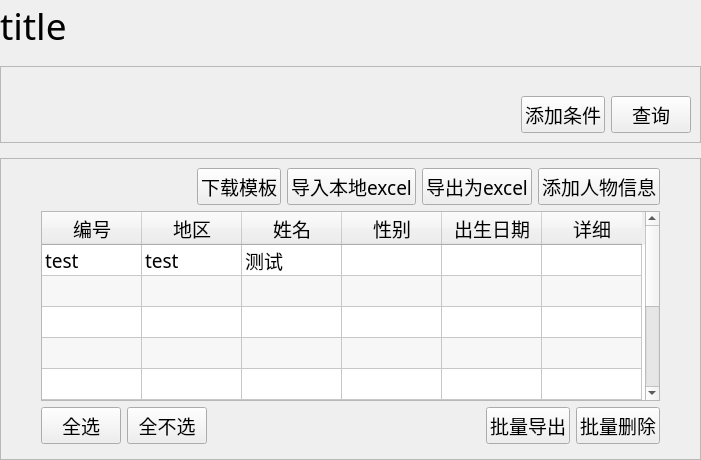
Qt form ui/page_elements/search_page/page.ui (ArcherLuo233/election-s-prediction) before a commit.
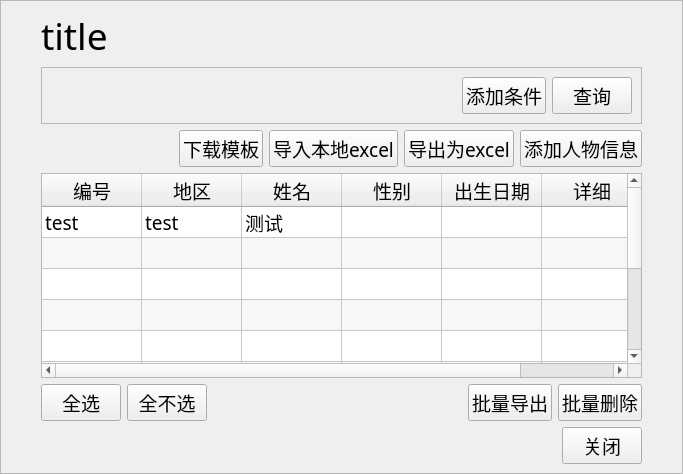
The same form after that commit. Custom widgets are drawn as their Qt base class.

Commit message: 添加关闭按钮

What changed in the file:
```diff
--- a/ui/page_elements/search_page/page.ui
+++ b/ui/page_elements/search_page/page.ui
@@ -6,8 +6,8 @@
    <rect>
     <x>0</x>
     <y>0</y>
-    <width>701</width>
-    <height>460</height>
+    <width>683</width>
+    <height>474</height>
    </rect>
   </property>
   <property name="font">
@@ -36,6 +36,18 @@
     <number>0</number>
    </property>
    <item>
+    <widget class="QFrame" name="frame_2">
+     <property name="frameShape">
+      <enum>QFrame::StyledPanel</enum>
+     </property>
+     <layout class="QVBoxLayout" name="verticalLayout_2">
+      <property name="leftMargin">
+       <number>40</number>
+      </property>
+      <property name="rightMargin">
+       <number>40</number>
+      </property>
+      <item>
     <widget class="QLabel" name="label_title">
      <property name="font">
       <font>
@@ -70,7 +82,7 @@
           <property name="sizeHint" stdset="0">
            <size>
             <width>40</width>
-            <height>20</height>
+               <height>0</height>
            </size>
           </property>
          </spacer>
@@ -118,18 +130,6 @@
     </widget>
    </item>
    <item>
-    <widget class="QFrame" name="frame_2">
-     <property name="frameShape">
-      <enum>QFrame::StyledPanel</enum>
-     </property>
-     <layout class="QVBoxLayout" name="verticalLayout_2">
-      <property name="leftMargin">
-       <number>40</number>
-      </property>
-      <property name="rightMargin">
-       <number>40</number>
-      </property>
-      <item>
        <layout class="QHBoxLayout" name="horizontalLayout">
         <item>
          <spacer name="horizontalSpacer_2">
@@ -336,7 +336,34 @@
        </layout>
       </item>
       <item>
+       <layout class="QHBoxLayout" name="horizontalLayout_4">
+        <item>
        <widget class="PageController" name="page_controller" native="true"/>
+        </item>
+        <item>
+         <spacer name="horizontalSpacer_4">
+          <property name="orientation">
+           <enum>Qt::Horizontal</enum>
+          </property>
+          <property name="sizeHint" stdset="0">
+           <size>
+            <width>40</width>
+            <height>20</height>
+           </size>
+          </property>
+         </spacer>
+        </item>
+        <item>
+         <widget class="QPushButton" name="btn_close">
+          <property name="cursor">
+           <cursorShape>PointingHandCursor</cursorShape>
+          </property>
+          <property name="text">
+           <string>关闭</string>
+          </property>
+         </widget>
+        </item>
+       </layout>
       </item>
      </layout>
     </widget>
```
Lines whose indentation alone changed are shown as unchanged. The commit also changes 1 other file.
